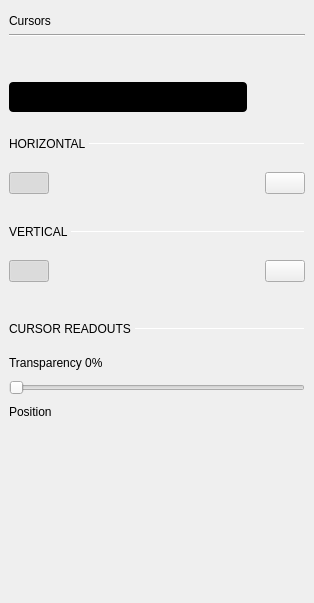
Above: plugins/m2k/ui/cursors_settings.ui from JJuanill/scopy before the change. Below: the same form after it.
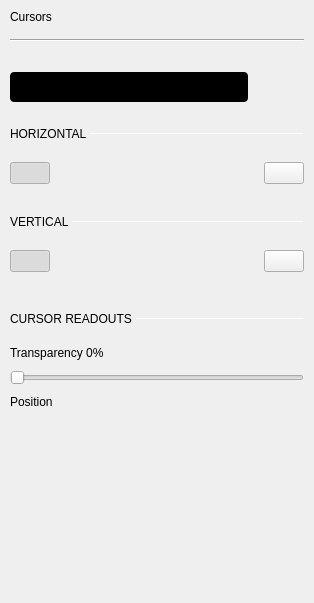
That is the form after the change. Custom widgets are drawn as their Qt base class.

Commit message: m2k/ui: Removed right menu unnecessary margins for all instruments.

```diff
--- a/plugins/m2k/ui/cursors_settings.ui
+++ b/plugins/m2k/ui/cursors_settings.ui
@@ -21,7 +21,7 @@
     <number>0</number>
    </property>
    <property name="topMargin">
-    <number>5</number>
+    <number>0</number>
    </property>
    <property name="rightMargin">
     <number>0</number>
@@ -55,10 +55,22 @@
         <x>0</x>
         <y>0</y>
         <width>314</width>
-        <height>598</height>
+        <height>603</height>
        </rect>
       </property>
       <layout class="QVBoxLayout" name="verticalLayout_7">
+       <property name="leftMargin">
+        <number>10</number>
+       </property>
+       <property name="topMargin">
+        <number>10</number>
+       </property>
+       <property name="rightMargin">
+        <number>10</number>
+       </property>
+       <property name="bottomMargin">
+        <number>10</number>
+       </property>
        <item>
         <widget class="QLabel" name="label">
          <property name="sizePolicy">
@@ -75,6 +87,22 @@
          </property>
         </widget>
        </item>
+       <item>
+        <spacer name="verticalSpacer_2">
+         <property name="orientation">
+          <enum>Qt::Vertical</enum>
+         </property>
+         <property name="sizeType">
+          <enum>QSizePolicy::Fixed</enum>
+         </property>
+         <property name="sizeHint" stdset="0">
+          <size>
+           <width>0</width>
+           <height>9</height>
+          </size>
+         </property>
+        </spacer>
+       </item>
        <item>
         <widget class="Line" name="line">
          <property name="sizePolicy">
@@ -103,22 +131,6 @@
          </property>
         </widget>
        </item>
-       <item>
-        <spacer name="verticalSpacer_2">
-         <property name="orientation">
-          <enum>Qt::Vertical</enum>
-         </property>
-         <property name="sizeType">
-          <enum>QSizePolicy::Fixed</enum>
-         </property>
-         <property name="sizeHint" stdset="0">
-          <size>
-           <width>0</width>
-           <height>15</height>
-          </size>
-         </property>
-        </spacer>
-       </item>
        <item>
         <layout class="QVBoxLayout" name="verticalLayout_5">
          <property name="spacing">
@@ -167,7 +179,7 @@
                <bool>true</bool>
               </property>
               <property name="sizePolicy">
-               <sizepolicy hsizetype="Minimum" vsizetype="Fixed">
+               <sizepolicy hsizetype="Expanding" vsizetype="Fixed">
                 <horstretch>0</horstretch>
                 <verstretch>0</verstretch>
                </sizepolicy>
@@ -178,6 +190,12 @@
                 <height>30</height>
                </size>
               </property>
+              <property name="maximumSize">
+               <size>
+                <width>238</width>
+                <height>30</height>
+               </size>
+              </property>
               <property name="styleSheet">
                <string notr="true">QPushButton {
 min-height: 30px;
```
Left out of the diff: 2 changed lines with no effect on the pictures. The commit also changes 12 other files.
